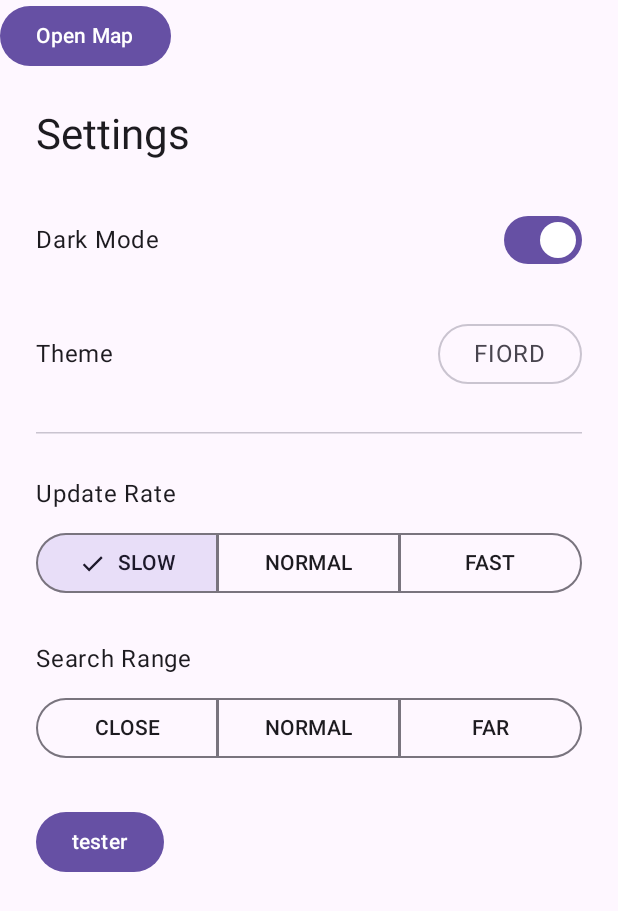
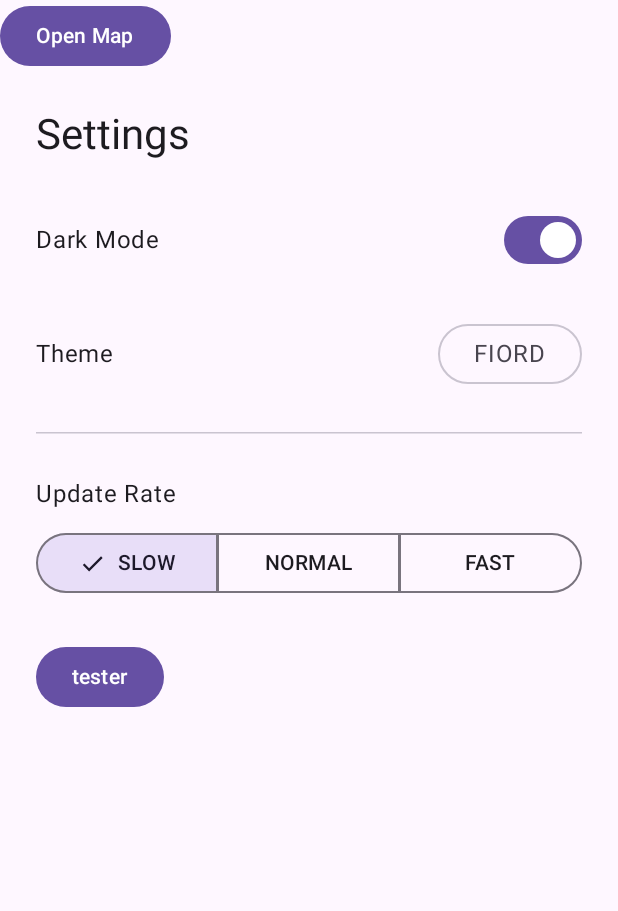
Before and after one commit to maggiSauce/PlaneTracker, an Android app built with Jetpack Compose: the screen it shows after launch (MainActivity), on a phone screen of 412 x 824 dp. Shown: the top 911 px of the screen. Run offline under Robolectric (Android 15) with nearby library versions, the phone set to English and light mode, and no system bars; libraries missing offline, so code that uses them is left out: org.maplibre.android; 1 statement that could not run was skipped.

Commit message:
remove: search range setting

```diff
--- a/Android/mobile/app/src/main/java/com/example/planetrackermobile/data/SettingsManager.kt
+++ b/Android/mobile/app/src/main/java/com/example/planetrackermobile/data/SettingsManager.kt
@@ -5,7 +5,6 @@ import android.util.Log
 import androidx.datastore.preferences.core.Preferences
 import androidx.datastore.preferences.core.booleanPreferencesKey
 import androidx.datastore.preferences.core.edit
-import androidx.datastore.preferences.core.intPreferencesKey
 import androidx.datastore.preferences.core.stringPreferencesKey
 import androidx.datastore.preferences.preferencesDataStore
 import kotlinx.coroutines.flow.Flow
@@ -29,7 +28,6 @@ object SettingsOptions {
         "DARK" to "https://styles.maptoolkit.org/dark.json",
     )
     val updateRates = listOf("SLOW", "NORMAL", "FAST")
-    val searchRangeIcons = listOf("CLOSE", "NORMAL", "FAR")
 }
 
 class SettingsManager(private val context: Context) {
@@ -37,8 +35,6 @@ class SettingsManager(private val context: Context) {
         val SELECTED_THEME = stringPreferencesKey("selected_theme")
         val DARK_MODE_ENABLED = booleanPreferencesKey("darkModeEnabled")
         val UPDATE_RATE = stringPreferencesKey("updateRate")
-        val SEARCH_RANGE_IN_NMs = intPreferencesKey("searchRangeInNMs")
-        val SEARCH_RANGE_ICON = stringPreferencesKey("searchRangeIcon")
     }
 
     suspend fun saveString(key: Preferences.Key<String>, value: String) {
--- a/Android/mobile/app/src/main/java/com/example/planetrackermobile/ui/screens/MapScreen.kt
+++ b/Android/mobile/app/src/main/java/com/example/planetrackermobile/ui/screens/MapScreen.kt
@@ -1,7 +1,6 @@
 package com.example.yourapp
 
 import android.util.Log
-import androidx.compose.foundation.Canvas
 import androidx.compose.foundation.layout.Arrangement
 import androidx.compose.foundation.layout.Box
 import androidx.compose.foundation.layout.Column
@@ -9,7 +8,6 @@ import androidx.compose.foundation.layout.Row
 import androidx.compose.foundation.layout.fillMaxSize
 import androidx.compose.foundation.layout.fillMaxWidth
 import androidx.compose.foundation.layout.padding
-import androidx.compose.foundation.layout.size
 import androidx.compose.material3.Card
 import androidx.compose.material3.CardDefaults
 import androidx.compose.material3.MaterialTheme
@@ -26,12 +24,10 @@ import androidx.compose.runtime.setValue
 import androidx.compose.runtime.snapshotFlow
 import androidx.compose.ui.Alignment
 import androidx.compose.ui.Modifier
-import androidx.compose.ui.geometry.Offset
 import androidx.compose.ui.graphics.Color
 import androidx.compose.ui.layout.onSizeChanged
 import androidx.compose.ui.platform.LocalContext
 import androidx.compose.ui.res.painterResource
-import androidx.compose.ui.unit.Dp
 import androidx.compose.ui.unit.DpSize
 import androidx.compose.ui.unit.dp
 import androidx.compose.ui.unit.em
--- a/Android/mobile/app/src/main/java/com/example/planetrackermobile/ui/screens/SettingsScreen.kt
+++ b/Android/mobile/app/src/main/java/com/example/planetrackermobile/ui/screens/SettingsScreen.kt
@@ -66,19 +66,6 @@ fun SettingsScreen() {
         SettingsOptions.updateRates.first()
     )
         .collectAsState(initial = SettingsOptions.updateRates.first())
-
-    val selectedSearchRange by settingsManager.getInt(
-        SettingsManager.SEARCH_RANGE_IN_NMs,
-        50
-    )
-        .collectAsState(50)
-
-    val selectedSearchRangeIcon by settingsManager.getString(
-        SettingsManager.SEARCH_RANGE_ICON,
-        SettingsOptions.updateRates.first()
-    )
-        .collectAsState(initial = SettingsOptions.searchRangeIcons.first())
-
 
     Column(
         modifier = Modifier
@@ -193,39 +180,6 @@ fun SettingsScreen() {
             }
         }
 
-        // Search Range
-        Column(
-            verticalArrangement = Arrangement.spacedBy(10.dp)
-        ) {
-            Text(
-                text = "Search Range",
-                style = MaterialTheme.typography.bodyLarge
-            )
-            SingleChoiceSegmentedButtonRow(
-                modifier = Modifier.fillMaxWidth()
-            ) {
-                SettingsOptions.searchRangeIcons.forEach { selectedRangeIcon ->
-                    SegmentedButton(
-                        selected = selectedSearchRangeIcon == selectedRangeIcon,
-                        onClick = {
-                            scope.launch {
-                                settingsManager.saveString(
-                                    SettingsManager.SEARCH_RANGE_ICON,
-                                    selectedRangeIcon
-                                )
-                            }
-                        },
-                        shape = SegmentedButtonDefaults.itemShape(
-                            index = SettingsOptions.searchRangeIcons.indexOf(selectedRangeIcon),
-                            count = SettingsOptions.searchRangeIcons.size
-                        )
-                    ) {
-                        Text(text = selectedRangeIcon)
-                    }
-                }
-            }
-        }
-
         Button(
             onClick = {
                 scope.launch {
```
